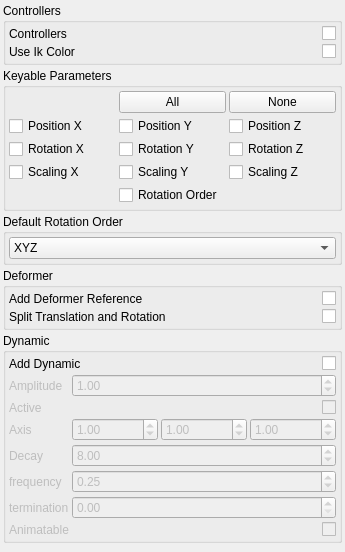
Before: the Qt Designer form brigks/systems/psd/widget.ui in miquelcampos/brigks, drawn with Qt 5.
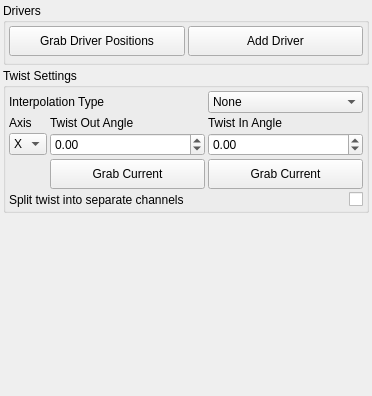
After: the same form once the commit is applied.

The edit to the form file:
```diff
--- a/brigks/systems/psd/widget.ui
+++ b/brigks/systems/psd/widget.ui
@@ -6,8 +6,8 @@
    <rect>
     <x>0</x>
     <y>0</y>
-    <width>345</width>
-    <height>552</height>
+    <width>372</width>
+    <height>396</height>
    </rect>
   </property>
   <property name="windowTitle">
@@ -23,7 +23,72 @@
    <item>
     <widget class="QGroupBox" name="groupBox_3">
      <property name="title">
-      <string>Controllers</string>
+      <string>Drivers</string>
+     </property>
+     <layout class="QVBoxLayout" name="verticalLayout_2">
+      <property name="spacing">
+       <number>3</number>
+      </property>
+      <property name="margin">
+       <number>3</number>
+      </property>
+      <item>
+       <widget class="QWidget" name="widget" native="true">
+        <layout class="QHBoxLayout" name="horizontalLayout">
+         <property name="spacing">
+          <number>3</number>
+         </property>
+         <property name="margin">
+          <number>0</number>
+         </property>
+         <item>
+          <widget class="QPushButton" name="uiGrabDrvPoseBTN">
+           <property name="minimumSize">
+            <size>
+             <width>0</width>
+             <height>30</height>
+            </size>
+           </property>
+           <property name="text">
+            <string>Grab Driver Positions</string>
+           </property>
+          </widget>
+         </item>
+         <item>
+          <widget class="QPushButton" name="uiAddDriverBTN">
+           <property name="minimumSize">
+            <size>
+             <width>0</width>
+             <height>30</height>
+            </size>
+           </property>
+           <property name="text">
+            <string>Add Driver</string>
+           </property>
+          </widget>
+         </item>
+        </layout>
+       </widget>
+      </item>
+      <item>
+       <widget class="QWidget" name="uiDriverWDG" native="true">
+        <layout class="QGridLayout" name="gridLayout">
+         <property name="margin">
+          <number>0</number>
+         </property>
+         <property name="spacing">
+          <number>3</number>
+         </property>
+        </layout>
+       </widget>
+      </item>
+     </layout>
+    </widget>
+   </item>
+   <item>
+    <widget class="QGroupBox" name="groupBox">
+     <property name="title">
+      <string>Twist Settings</string>
      </property>
      <layout class="QGridLayout" name="gridLayout_2">
       <property name="margin">
@@ -32,514 +97,152 @@
       <property name="spacing">
        <number>3</number>
       </property>
-      <item row="0" column="0">
+      <item row="4" column="2">
+       <widget class="QCheckBox" name="uiTwistSplit">
+        <property name="layoutDirection">
+         <enum>Qt::RightToLeft</enum>
+        </property>
+        <property name="text">
+         <string/>
+        </property>
+       </widget>
+      </item>
+      <item row="1" column="1">
        <widget class="QLabel" name="label_2">
         <property name="text">
-         <string>Controllers</string>
+         <string>Twist Out Angle</string>
         </property>
        </widget>
       </item>
-      <item row="0" column="1">
-       <widget class="QCheckBox" name="uiAddControllers">
-        <property name="layoutDirection">
-         <enum>Qt::RightToLeft</enum>
+      <item row="2" column="0">
+       <widget class="QComboBox" name="uiTwistAxis">
+        <property name="sizePolicy">
+         <sizepolicy hsizetype="Fixed" vsizetype="Fixed">
+          <horstretch>0</horstretch>
+          <verstretch>0</verstretch>
+         </sizepolicy>
         </property>
-        <property name="text">
-         <string/>
-        </property>
+        <item>
+         <property name="text">
+          <string>X</string>
+         </property>
+        </item>
+        <item>
+         <property name="text">
+          <string>Y</string>
+         </property>
+        </item>
+        <item>
+         <property name="text">
+          <string>Z</string>
+         </property>
+        </item>
        </widget>
       </item>
-      <item row="1" column="1">
-       <widget class="QCheckBox" name="uiUseIkColor">
-        <property name="layoutDirection">
-         <enum>Qt::RightToLeft</enum>
-        </property>
-        <property name="text">
-         <string/>
-        </property>
-       </widget>
-      </item>
-      <item row="1" column="0">
+      <item row="1" column="2">
        <widget class="QLabel" name="label_3">
         <property name="text">
-         <string>Use Ik Color</string>
+         <string>Twist In Angle</string>
         </property>
        </widget>
       </item>
-     </layout>
-    </widget>
-   </item>
-   <item>
-    <widget class="QGroupBox" name="groupBox">
-     <property name="title">
-      <string>Keyable Parameters</string>
-     </property>
-     <layout class="QGridLayout" name="gridLayout">
-      <property name="margin">
-       <number>3</number>
-      </property>
-      <property name="spacing">
-       <number>3</number>
-      </property>
       <item row="3" column="1">
-       <widget class="QCheckBox" name="uiScly">
-        <property name="text">
-         <string>Scaling Y</string>
+       <widget class="QPushButton" name="uiGrabMinBTN">
+        <property name="minimumSize">
+         <size>
+          <width>0</width>
+          <height>30</height>
+         </size>
         </property>
-       </widget>
-      </item>
-      <item row="3" column="0">
-       <widget class="QCheckBox" name="uiSclx">
         <property name="text">
-         <string>Scaling X</string>
+         <string>Grab Current</string>
         </property>
        </widget>
       </item>
       <item row="3" column="2">
-       <widget class="QCheckBox" name="uiSclz">
+       <widget class="QPushButton" name="uiGrabMaxBTN">
+        <property name="minimumSize">
+         <size>
+          <width>0</width>
+          <height>30</height>
+         </size>
+        </property>
         <property name="text">
-         <string>Scaling Z</string>
+         <string>Grab Current</string>
         </property>
        </widget>
       </item>
       <item row="1" column="0">
-       <widget class="QCheckBox" name="uiPosx">
-        <property name="text">
-         <string>Position X</string>
+       <widget class="QLabel" name="label">
+        <property name="sizePolicy">
+         <sizepolicy hsizetype="Fixed" vsizetype="Preferred">
+          <horstretch>0</horstretch>
+          <verstretch>0</verstretch>
+         </sizepolicy>
         </property>
-       </widget>
-      </item>
-      <item row="1" column="1">
-       <widget class="QCheckBox" name="uiPosy">
         <property name="text">
-         <string>Position Y</string>
-        </property>
-       </widget>
-      </item>
-      <item row="0" column="2">
-       <widget class="QPushButton" name="uiKeyableNoneBTN">
-        <property name="text">
-         <string>None</string>
-        </property>
-       </widget>
-      </item>
-      <item row="0" column="1">
-       <widget class="QPushButton" name="uiKeyableAllBTN">
-        <property name="text">
-         <string>All</string>
+         <string>Axis</string>
         </property>
        </widget>
       </item>
       <item row="2" column="2">
-       <widget class="QCheckBox" name="uiRotz">
-        <property name="text">
-         <string>Rotation Z</string>
+       <widget class="QDoubleSpinBox" name="uiTwistMax">
+        <property name="minimum">
+         <double>-180.000000000000000</double>
+        </property>
+        <property name="maximum">
+         <double>180.000000000000000</double>
         </property>
        </widget>
       </item>
       <item row="2" column="1">
-       <widget class="QCheckBox" name="uiRoty">
-        <property name="text">
-         <string>Rotation Y</string>
+       <widget class="QDoubleSpinBox" name="uiTwistMin">
+        <property name="minimum">
+         <double>-180.000000000000000</double>
         </property>
-       </widget>
-      </item>
-      <item row="2" column="0">
-       <widget class="QCheckBox" name="uiRotx">
-        <property name="text">
-         <string>Rotation X</string>
+        <property name="maximum">
+         <double>180.000000000000000</double>
         </property>
        </widget>
       </item>
-      <item row="1" column="2">
-       <widget class="QCheckBox" name="uiPosz">
-        <property name="text">
-         <string>Position Z</string>
-        </property>
-       </widget>
-      </item>
-      <item row="4" column="1">
-       <widget class="QCheckBox" name="uiRotorder">
-        <property name="text">
-         <string>Rotation Order</string>
-        </property>
-       </widget>
-      </item>
-     </layout>
-    </widget>
-   </item>
-   <item>
-    <widget class="QGroupBox" name="groupBox_5">
-     <property name="title">
-      <string>Default Rotation Order</string>
-     </property>
-     <layout class="QVBoxLayout" name="verticalLayout">
-      <property name="spacing">
-       <number>3</number>
-      </property>
-      <property name="margin">
-       <number>3</number>
-      </property>
-      <item>
-       <widget class="QComboBox" name="uiDefaultRotationOrder">
-        <item>
-         <property name="text">
-          <string>XYZ</string>
-         </property>
-        </item>
-        <item>
-         <property name="text">
-          <string>XZY</string>
-         </property>
-        </item>
-        <item>
-         <property name="text">
-          <string>YXZ</string>
-         </property>
-        </item>
-        <item>
-         <property name="text">
-          <string>YZX</string>
-         </property>
-        </item>
-        <item>
-         <property name="text">
-          <string>ZXY</string>
-         </property>
-        </item>
-        <item>
-         <property name="text">
-          <string>ZYX</string>
-         </property>
-        </item>
-       </widget>
-      </item>
-     </layout>
-    </widget>
-   </item>
-   <item>
-    <widget class="QGroupBox" name="groupBox_2">
-     <property name="title">
-      <string>Deformer</string>
-     </property>
-     <layout class="QGridLayout" name="gridLayout_3">
-      <property name="margin">
-       <number>3</number>
-      </property>
-      <property name="spacing">
-       <number>3</number>
-      </property>
-      <item row="0" column="1">
-       <widget class="QCheckBox" name="uiAddDeformerReferences">
-        <property name="layoutDirection">
-         <enum>Qt::RightToLeft</enum>
-        </property>
-        <property name="text">
-         <string/>
-        </property>
-       </widget>
-      </item>
-      <item row="0" column="0">
-       <widget class="QLabel" name="label">
-        <property name="text">
-         <string>Add Deformer Reference</string>
-        </property>
-       </widget>
-      </item>
-      <item row="1" column="1">
-       <widget class="QCheckBox" name="uiSplitRotation">
-        <property name="layoutDirection">
-         <enum>Qt::RightToLeft</enum>
-        </property>
-        <property name="text">
-         <string/>
-        </property>
-       </widget>
-      </item>
-      <item row="1" column="0">
+      <item row="4" column="0" colspan="2">
        <widget class="QLabel" name="label_4">
         <property name="text">
-         <string>Split Translation and Rotation</string>
+         <string>Split twist into separate channels</string>
         </property>
        </widget>
       </item>
-     </layout>
-    </widget>
-   </item>
-   <item>
-    <widget class="QGroupBox" name="uiDynamicGRP">
-     <property name="minimumSize">
-      <size>
-       <width>0</width>
-       <height>0</height>
-      </size>
-     </property>
-     <property name="title">
-      <string>Dynamic</string>
-     </property>
-     <layout class="QGridLayout" name="gridLayout_4">
-      <property name="margin">
-       <number>3</number>
-      </property>
-      <property name="spacing">
-       <number>3</number>
-      </property>
-      <item row="0" column="0">
+      <item row="0" column="2">
+       <widget class="QComboBox" name="uiTwistInterp">
+        <item>
+         <property name="text">
+          <string>None</string>
+         </property>
+        </item>
+        <item>
+         <property name="text">
+          <string>Linear</string>
+         </property>
+        </item>
+        <item>
+         <property name="text">
+          <string>Smooth</string>
+         </property>
+        </item>
+        <item>
+         <property name="text">
+          <string>Spline</string>
+         </property>
+        </item>
+       </widget>
+      </item>
+      <item row="0" column="0" colspan="2">
        <widget class="QLabel" name="label_5">
         <property name="text">
-         <string>Add Dynamic</string>
+         <string>Interpolation Type</string>
         </property>
        </widget>
       </item>
-      <item row="0" column="1">
-       <widget class="QCheckBox" name="uiDynamic">
-        <property name="layoutDirection">
-         <enum>Qt::RightToLeft</enum>
-        </property>
-        <property name="text">
-         <string/>
-        </property>
-       </widget>
-      </item>
-      <item row="1" column="0" colspan="2">
-       <widget class="QWidget" name="uiDynamicDefaultWDG" native="true">
-        <property name="enabled">
-         <bool>false</bool>
-        </property>
-        <layout class="QGridLayout" name="gridLayout_5">
-         <property name="margin">
-          <number>0</number>
-         </property>
-         <property name="spacing">
-          <number>3</number>
-         </property>
-         <item row="0" column="0">
-          <widget class="QLabel" name="label_8">
-           <property name="text">
-            <string>Amplitude</string>
-           </property>
-          </widget>
-         </item>
-         <item row="0" column="1">
-          <widget class="QDoubleSpinBox" name="uiAmplitude">
-           <property name="maximum">
-            <double>100.000000000000000</double>
-           </property>
-           <property name="singleStep">
-            <double>0.100000000000000</double>
-           </property>
-           <property name="value">
-            <double>1.000000000000000</double>
-           </property>
-          </widget>
-         </item>
-         <item row="1" column="0">
-          <widget class="QLabel" name="uiActiveLBL">
-           <property name="sizePolicy">
-            <sizepolicy hsizetype="Fixed" vsizetype="Preferred">
-             <horstretch>0</horstretch>
-             <verstretch>0</verstretch>
-            </sizepolicy>
-           </property>
-           <property name="minimumSize">
-            <size>
-             <width>10</width>
-             <height>0</height>
-            </size>
-           </property>
-           <property name="text">
-            <string>Active</string>
-           </property>
-          </widget>
-         </item>
-         <item row="1" column="1">
-          <widget class="QCheckBox" name="uiActive">
-           <property name="layoutDirection">
-            <enum>Qt::RightToLeft</enum>
-           </property>
-           <property name="text">
-            <string/>
-           </property>
-          </widget>
-         </item>
-         <item row="3" column="0">
-          <widget class="QLabel" name="uiStartCurveAttractLBL">
-           <property name="sizePolicy">
-            <sizepolicy hsizetype="Fixed" vsizetype="Preferred">
-             <horstretch>0</horstretch>
-             <verstretch>0</verstretch>
-            </sizepolicy>
-           </property>
-           <property name="minimumSize">
-            <size>
-             <width>10</width>
-             <height>0</height>
-            </size>
-           </property>
-           <property name="text">
-            <string>Decay</string>
-           </property>
-          </widget>
-         </item>
-         <item row="3" column="1">
-          <widget class="QDoubleSpinBox" name="uiDecay">
-           <property name="minimum">
-            <double>0.000000000000000</double>
-           </property>
-           <property name="maximum">
-            <double>999.000000000000000</double>
-           </property>
-           <property name="singleStep">
-            <double>1.000000000000000</double>
-           </property>
-           <property name="value">
-            <double>8.000000000000000</double>
-           </property>
-          </widget>
-         </item>
-         <item row="4" column="0">
-          <widget class="QLabel" name="uiBendResistanceLBL">
-           <property name="sizePolicy">
-            <sizepolicy hsizetype="Fixed" vsizetype="Preferred">
-             <horstretch>0</horstretch>
-             <verstretch>0</verstretch>
-            </sizepolicy>
-           </property>
-           <property name="minimumSize">
-            <size>
-             <width>10</width>
-             <height>0</height>
-            </size>
-           </property>
-           <property name="text">
-            <string>frequency</string>
-           </property>
-          </widget>
-         </item>
-         <item row="4" column="1">
-          <widget class="QDoubleSpinBox" name="uiFrequency">
-           <property name="minimum">
-            <double>0.000000000000000</double>
-           </property>
-           <property name="maximum">
-            <double>100.000000000000000</double>
-           </property>
-           <property name="singleStep">
-            <double>0.250000000000000</double>
-           </property>
-           <property name="value">
-            <double>0.250000000000000</double>
-           </property>
-          </widget>
-         </item>
-         <item row="5" column="0">
-          <widget class="QLabel" name="uiMassLBL">
-           <property name="sizePolicy">
-            <sizepolicy hsizetype="Fixed" vsizetype="Preferred">
-             <horstretch>0</horstretch>
-             <verstretch>0</verstretch>
-            </sizepolicy>
-           </property>
-           <property name="minimumSize">
-            <size>
-             <width>10</width>
-             <height>0</height>
-            </size>
-           </property>
-           <property name="text">
-            <string>termination</string>
-           </property>
-          </widget>
-         </item>
-         <item row="5" column="1">
-          <widget class="QDoubleSpinBox" name="uiTermination">
-           <property name="minimum">
-            <double>0.000000000000000</double>
-           </property>
-           <property name="maximum">
-            <double>100.000000000000000</double>
-           </property>
-           <property name="singleStep">
-            <double>0.100000000000000</double>
-           </property>
-           <property name="value">
-            <double>0.000000000000000</double>
-           </property>
-          </widget>
-         </item>
-         <item row="6" column="0">
-          <widget class="QLabel" name="uiAnimatableLBL">
-           <property name="sizePolicy">
-            <sizepolicy hsizetype="Fixed" vsizetype="Preferred">
-             <horstretch>0</horstretch>
-             <verstretch>0</verstretch>
-            </sizepolicy>
-           </property>
-           <property name="minimumSize">
-            <size>
-             <width>10</width>
-             <height>0</height>
-            </size>
-           </property>
-           <property name="text">
-            <string>Animatable</string>
-           </property>
-          </widget>
-         </item>
-         <item row="6" column="1">
-          <widget class="QCheckBox" name="uiDynamicAnimatable">
-           <property name="layoutDirection">
-            <enum>Qt::RightToLeft</enum>
-           </property>
-           <property name="text">
-            <string/>
-           </property>
-          </widget>
-         </item>
-         <item row="2" column="1">
-          <layout class="QHBoxLayout" name="horizontalLayout_2">
-           <item>
-            <widget class="QDoubleSpinBox" name="uiAmplitudeX">
-             <property name="singleStep">
-              <double>0.100000000000000</double>
-             </property>
-             <property name="value">
-              <double>1.000000000000000</double>
-             </property>
-            </widget>
-           </item>
-           <item>
-            <widget class="QDoubleSpinBox" name="uiAmplitudeY">
-             <property name="singleStep">
-              <double>0.100000000000000</double>
-             </property>
-             <property name="value">
-              <double>1.000000000000000</double>
-             </property>
-            </widget>
-           </item>
-           <item>
-            <widget class="QDoubleSpinBox" name="uiAmplitudeZ">
-             <property name="singleStep">
-              <double>0.100000000000000</double>
-             </property>
-             <property name="value">
-              <double>1.000000000000000</double>
-             </property>
-            </widget>
-           </item>
-          </layout>
-         </item>
-         <item row="2" column="0">
-          <widget class="QLabel" name="label_6">
-           <property name="text">
-            <string>Axis</string>
-           </property>
-          </widget>
-         </item>
-        </layout>
-       </widget>
-      </item>
      </layout>
     </widget>
    </item>
@@ -551,7 +254,7 @@
      <property name="sizeHint" stdset="0">
       <size>
        <width>20</width>
-       <height>40</height>
+       <height>290</height>
       </size>
      </property>
     </spacer>
```
Left out of the diff: 6 changed lines with no effect on the pictures.
